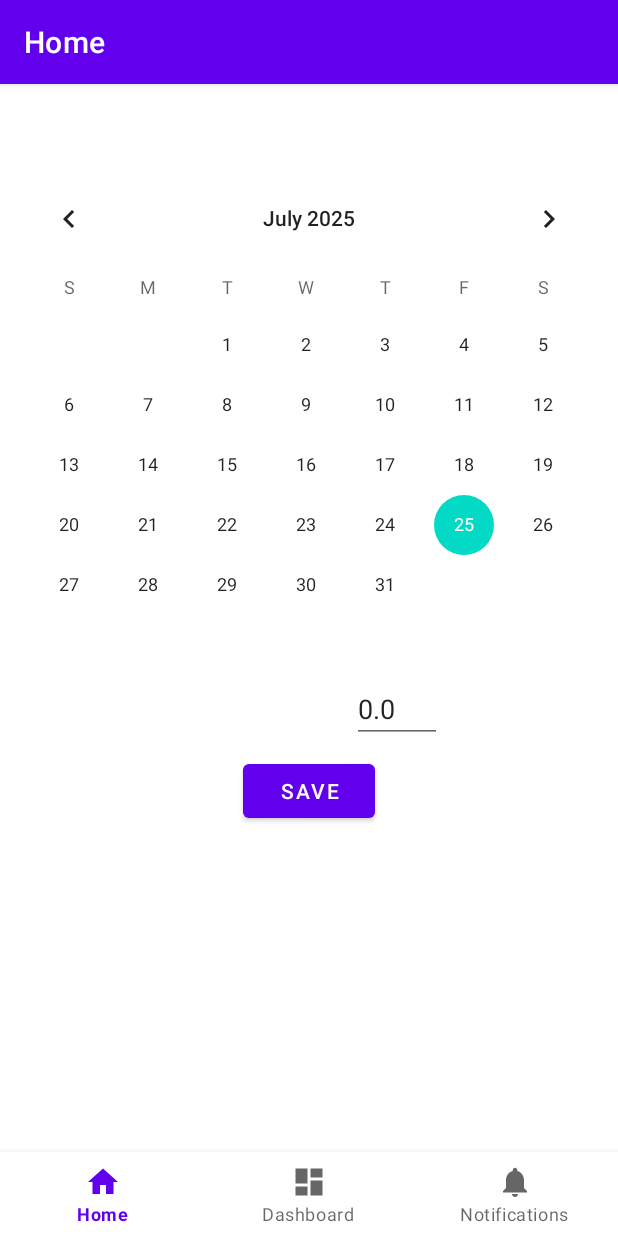
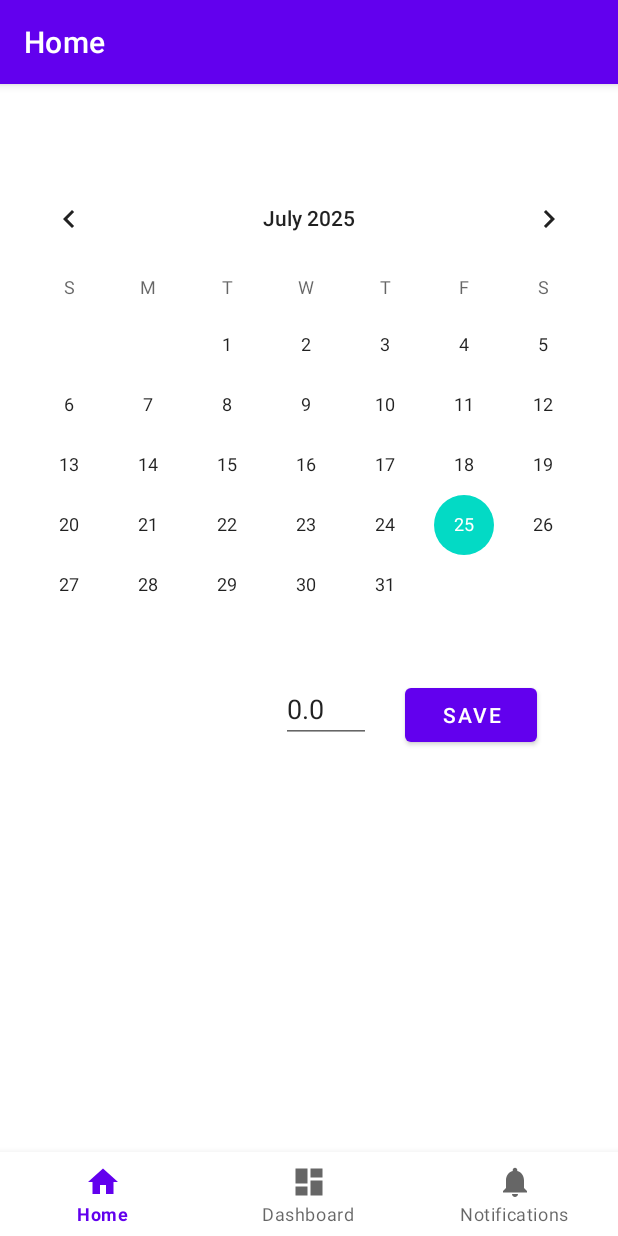
Before and after one commit to Ni3verma/Doodh-Tracker, an Android app: the screen it shows after launch (MainActivity), after a tap on "SAVE", on a phone screen of 412 x 824 dp. Run offline under Robolectric (Android 15) with nearby library versions, the phone set to English and light mode, and no system bars; our stand-ins replace Room's generated code, navigation-ui.

Commit message:
minor fixes

```diff
--- a/app/src/main/AndroidManifest.xml
+++ b/app/src/main/AndroidManifest.xml
@@ -16,6 +16,7 @@
         <activity
             android:name=".MainActivity"
             android:exported="true"
+            android:windowSoftInputMode="adjustPan"
             android:label="@string/app_name">
             <intent-filter>
                 <action android:name="android.intent.action.MAIN" />
--- a/app/src/main/java/com/andryoga/doodh/ui/dashboard/DashboardViewModel.kt
+++ b/app/src/main/java/com/andryoga/doodh/ui/dashboard/DashboardViewModel.kt
@@ -25,12 +25,6 @@ class DashboardViewModel(
             _yearItems.postValue(
                 doodhDao.getAllDistinctYears()
             )
-
-            val calendar = Calendar.getInstance()
-            getRecords(
-                calendar.get(Calendar.MONTH),
-                calendar.get(Calendar.YEAR)
-            )
         }
     }
 
--- a/app/src/main/java/com/andryoga/doodh/ui/dashboard/DoodhRecordAdapter.kt
+++ b/app/src/main/java/com/andryoga/doodh/ui/dashboard/DoodhRecordAdapter.kt
@@ -33,7 +33,7 @@ class DoodhRecordAdapter :
 
         fun bind(doodhRecord: DoodhEntity) {
             val calendar = Calendar.getInstance().apply {
-                set(doodhRecord.year, doodhRecord.month - 1, doodhRecord.day)
+                set(doodhRecord.year, doodhRecord.month, doodhRecord.day)
                 set(Calendar.HOUR_OF_DAY, 0)
                 set(Calendar.MINUTE, 0)
                 set(Calendar.SECOND, 0)
--- a/app/src/main/java/com/andryoga/doodh/ui/home/HomeFragment.kt
+++ b/app/src/main/java/com/andryoga/doodh/ui/home/HomeFragment.kt
@@ -1,9 +1,12 @@
 package com.andryoga.doodh.ui.home
 
+import android.content.Context
 import android.os.Bundle
 import android.view.LayoutInflater
 import android.view.View
 import android.view.ViewGroup
+import android.view.inputmethod.InputMethodManager
+import androidx.core.content.ContextCompat.getSystemService
 import androidx.fragment.app.Fragment
 import androidx.fragment.app.viewModels
 import com.andryoga.doodh.MyApplication
@@ -50,6 +53,7 @@ class HomeFragment : Fragment() {
 
         binding.calendar.date
         binding.save.setOnClickListener {
+            hideKeyboard()
             homeViewModel.onSaveClick(
                 binding.qty.text.toString().toDouble()
             )
@@ -66,4 +70,9 @@ class HomeFragment : Fragment() {
         super.onDestroyView()
         _binding = null
     }
+
+    private fun hideKeyboard() {
+        val imm = requireActivity().currentFocus?.context?.getSystemService(Context.INPUT_METHOD_SERVICE) as? InputMethodManager
+        imm?.hideSoftInputFromWindow(requireView().windowToken, 0)
+    }
 }
--- a/app/src/main/res/layout/fragment_dashboard.xml
+++ b/app/src/main/res/layout/fragment_dashboard.xml
@@ -48,7 +48,7 @@
     <androidx.recyclerview.widget.RecyclerView
         android:id="@+id/records"
         android:layout_width="match_parent"
-        android:layout_height="600dp"
+        android:layout_height="400dp"
         android:scrollbars="vertical"
         tools:listitem="@layout/list_item_doodh_record"
         app:layout_constraintTop_toBottomOf="@id/month"
--- a/app/src/main/res/layout/fragment_home.xml
+++ b/app/src/main/res/layout/fragment_home.xml
@@ -1,5 +1,10 @@
 <?xml version="1.0" encoding="utf-8"?>
-<androidx.constraintlayout.widget.ConstraintLayout xmlns:android="http://schemas.android.com/apk/res/android"
+<ScrollView
+    xmlns:android="http://schemas.android.com/apk/res/android"
+    android:layout_width="match_parent"
+    android:layout_height="match_parent"
+    android:fillViewport="true">
+<androidx.constraintlayout.widget.ConstraintLayout
     xmlns:app="http://schemas.android.com/apk/res-auto"
     xmlns:tools="http://schemas.android.com/tools"
     android:layout_width="match_parent"
@@ -25,10 +30,10 @@
         android:textStyle="bold"
         app:layout_constraintTop_toTopOf="@id/qty"
         app:layout_constraintBottom_toBottomOf="@id/qty"
-        app:layout_constraintHorizontal_bias="0.5"
+        app:layout_constraintHorizontal_bias="0.3"
         app:layout_constraintHorizontal_chainStyle="packed"
         app:layout_constraintStart_toStartOf="parent"
-        tools:layout_editor_absoluteY="359dp" />
+        />
 
     <EditText
         android:id="@+id/qty"
@@ -38,9 +43,9 @@
         android:text="2.5"
         app:layout_constraintTop_toBottomOf="@id/calendar"
         app:layout_constraintEnd_toEndOf="parent"
-        app:layout_constraintHorizontal_bias="0.5"
+        app:layout_constraintHorizontal_bias="0.3"
         app:layout_constraintStart_toEndOf="@+id/litres_tv"
-        tools:layout_editor_absoluteY="346dp" />
+         />
 
     <Button
         android:id="@+id/save"
@@ -48,7 +53,10 @@
         android:layout_height="wrap_content"
         android:layout_marginTop="8dp"
         android:text="save"
+        app:layout_constraintHorizontal_bias="0.3"
         app:layout_constraintEnd_toEndOf="parent"
-        app:layout_constraintStart_toStartOf="parent"
-        app:layout_constraintTop_toBottomOf="@+id/qty" />
+        app:layout_constraintTop_toTopOf="@id/qty"
+        app:layout_constraintBottom_toBottomOf="@id/qty"
+        app:layout_constraintStart_toEndOf="@id/qty"/>
 </androidx.constraintlayout.widget.ConstraintLayout>
+</ScrollView>
```
Also changed, not shown: app/src/main/java/com/andryoga/doodh/ui/dashboard/DashboardFragment.kt (+11 -4 lines).
